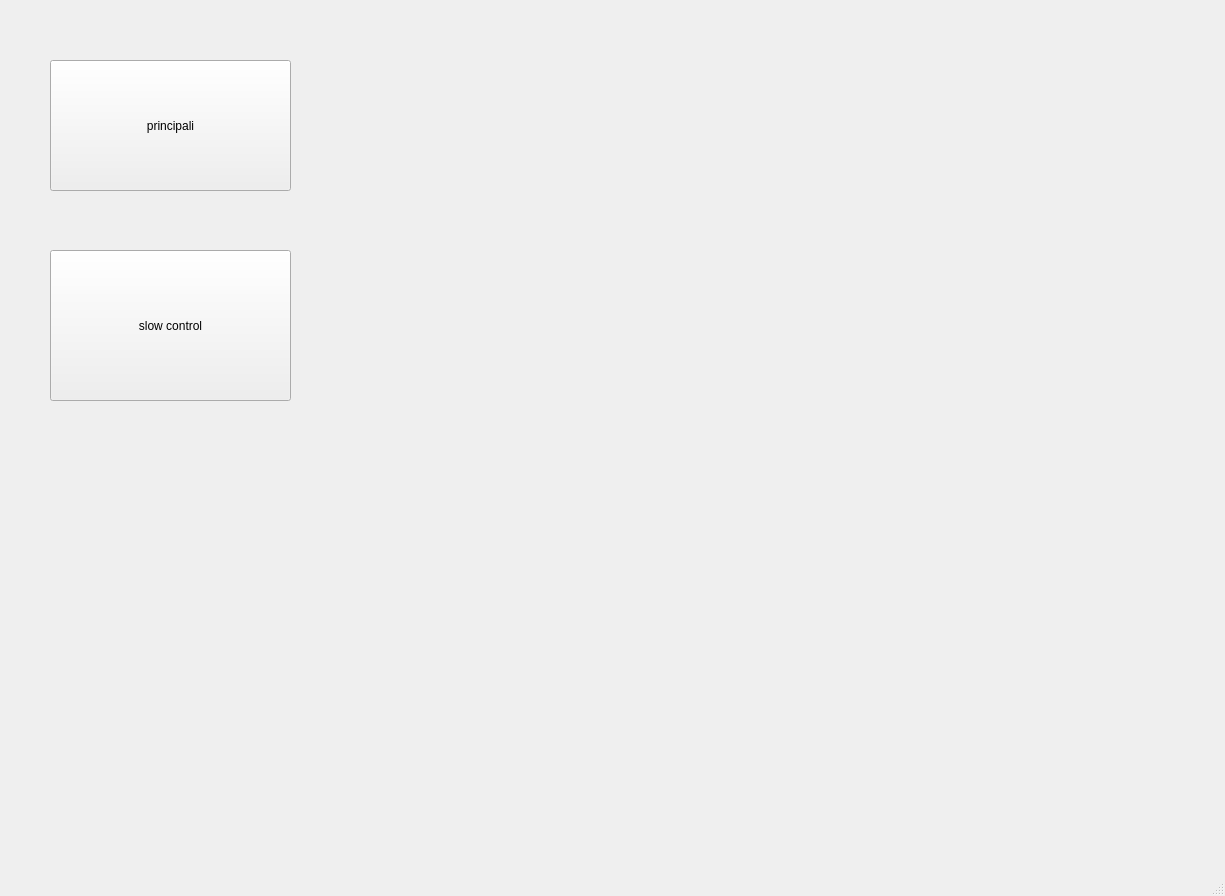
First picture: the form in client/mainwindow.ui, repository emanuele-villa/oca-pDUNE-DAQ, before the edit.
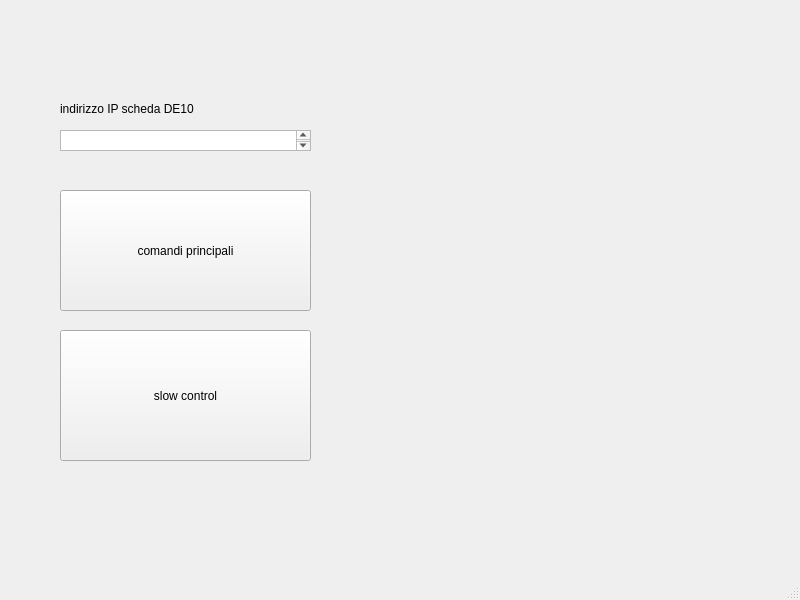
Second picture: the form after the edit.

Patch:
```diff
--- a/client/mainwindow.ui
+++ b/client/mainwindow.ui
@@ -6,8 +6,8 @@
    <rect>
     <x>0</x>
     <y>0</y>
-    <width>1225</width>
-    <height>896</height>
+    <width>800</width>
+    <height>600</height>
    </rect>
   </property>
   <property name="windowTitle">
@@ -17,29 +17,52 @@
    <widget class="QPushButton" name="pushButton">
     <property name="geometry">
      <rect>
-      <x>50</x>
-      <y>60</y>
-      <width>241</width>
-      <height>131</height>
+      <x>60</x>
+      <y>190</y>
+      <width>251</width>
+      <height>121</height>
      </rect>
     </property>
     <property name="text">
-     <string>principali</string>
+     <string>comandi principali</string>
     </property>
    </widget>
    <widget class="QPushButton" name="pushButton_2">
     <property name="geometry">
      <rect>
-      <x>50</x>
-      <y>250</y>
-      <width>241</width>
-      <height>151</height>
+      <x>60</x>
+      <y>330</y>
+      <width>251</width>
+      <height>131</height>
      </rect>
     </property>
     <property name="text">
      <string>slow control</string>
     </property>
    </widget>
+   <widget class="QTextEdit" name="textEdit">
+    <property name="geometry">
+     <rect>
+      <x>60</x>
+      <y>130</y>
+      <width>251</width>
+      <height>21</height>
+     </rect>
+    </property>
+   </widget>
+   <widget class="QLabel" name="label">
+    <property name="geometry">
+     <rect>
+      <x>60</x>
+      <y>100</y>
+      <width>251</width>
+      <height>17</height>
+     </rect>
+    </property>
+    <property name="text">
+     <string>indirizzo IP scheda DE10</string>
+    </property>
+   </widget>
   </widget>
   <widget class="QMenuBar" name="menubar">
    <property name="geometry">
```
Left out of the diff: 4 changed lines with no effect on the pictures.
